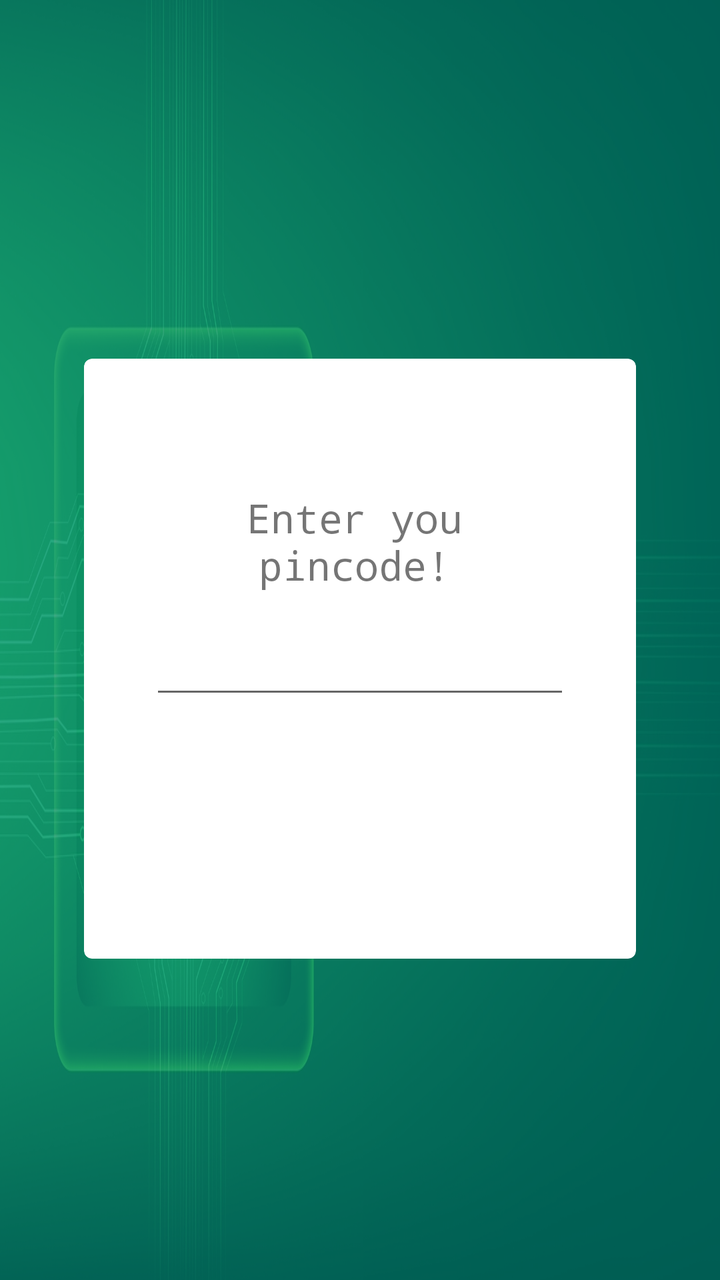
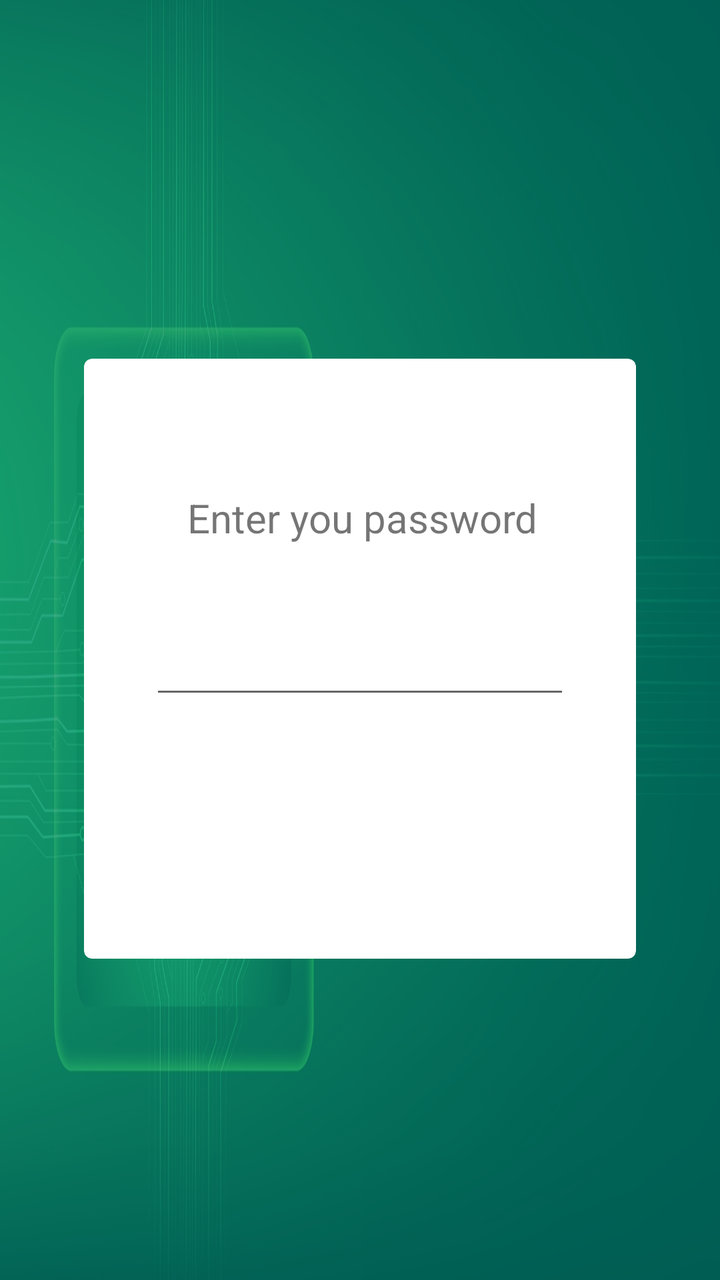

Screens rendered from an Android XML layout before and after an edit, with the pre-edit source and the edit as a unified diff.
<!-- AndroidManifest.xml: application theme AppTheme -->
<!-- res/layout/activity_pin_code_alternative.xml -->
<?xml version="1.0" encoding="utf-8"?>
<android.support.constraint.ConstraintLayout xmlns:android="http://schemas.android.com/apk/res/android"
  xmlns:app="http://schemas.android.com/apk/res-auto"
  xmlns:tools="http://schemas.android.com/tools"
  android:layout_width="match_parent"
  android:layout_height="match_parent"
  android:background="@drawable/background"
  tools:context=".PinCodeAlternative">

  <View
    android:id="@+id/opacityFilter"
    android:layout_width="0dp"
    android:layout_height="0dp"
    android:layout_alignParentBottom="true"
    android:alpha="0.7"
    android:background="@color/colorPrimary"
    android:textAlignment="center"
    app:layout_constraintBottom_toBottomOf="parent"
    app:layout_constraintEnd_toEndOf="parent"
    app:layout_constraintHorizontal_bias="1.0"
    app:layout_constraintStart_toStartOf="parent"
    app:layout_constraintTop_toTopOf="parent"
    app:layout_constraintVertical_bias="0.0"></View>

  <android.support.v7.widget.CardView xmlns:card_view="http://schemas.android.com/apk/res-auto"
    android:id="@+id/cardView"
    android:layout_width="0dp"
    android:layout_height="300dp"
    android:layout_marginStart="42dp"
    android:layout_marginEnd="42dp"
    android:elevation="5dp"
    card_view:cardCornerRadius="4dp"
    card_view:cardPreventCornerOverlap="false"
    card_view:layout_constraintBottom_toBottomOf="parent"
    card_view:layout_constraintEnd_toEndOf="parent"
    card_view:layout_constraintHorizontal_bias="1.0"
    card_view:layout_constraintStart_toStartOf="parent"
    card_view:layout_constraintTop_toTopOf="parent"
    card_view:layout_constraintVertical_bias="0.527">

    <RelativeLayout
      android:layout_width="match_parent"
      android:layout_height="match_parent"
      android:layout_centerHorizontal="true"
      android:orientation="vertical">


      <TextView
        android:id="@+id/textView2"
        android:layout_width="wrap_content"
        android:layout_height="wrap_content"
        android:layout_alignParentStart="true"
        android:layout_alignParentLeft="true"
        android:layout_alignParentTop="true"
        android:layout_alignParentEnd="true"
        android:layout_alignParentRight="true"
        android:layout_alignParentBottom="true"
        android:layout_marginStart="48dp"
        android:layout_marginLeft="48dp"
        android:layout_marginTop="66dp"
        android:layout_marginEnd="53dp"
        android:layout_marginRight="53dp"
        android:layout_marginBottom="183dp"
        android:fontFamily="monospace"

        android:paddingHorizontal="5dp"
        android:text="Enter you pincode!"
        android:textAlignment="center"
        android:textSize="20sp" />

      <EditText
        android:id="@+id/pinCodeInput"
        android:layout_width="wrap_content"
        android:layout_height="wrap_content"
        android:layout_alignParentTop="true"
        android:layout_alignParentBottom="true"
        android:layout_centerHorizontal="true"
        android:layout_marginTop="130dp"
        android:layout_marginBottom="125dp"
        android:ems="10"
        android:textAlignment="center"
        android:focusedByDefault="true"
        android:importantForAutofill="no"
        android:inputType="numberPassword"
        app:layout_constraintEnd_toEndOf="parent"
        app:layout_constraintStart_toStartOf="parent" />

      <Button
        android:id="@+id/btnContinue"
        android:layout_width="wrap_content"
        android:layout_height="wrap_content"
        android:layout_alignParentBottom="true"
        android:layout_centerHorizontal="true"
        android:layout_marginBottom="63dp"
        android:text="Continue"
        android:background="@color/colorPrimary"
        android:textColor="@color/white"
        android:visibility="invisible"
        />
    </RelativeLayout>

  </android.support.v7.widget.CardView>


</android.support.constraint.ConstraintLayout>
<!-- resources referenced by this layout -->
<resources>
  <color name="colorPrimary">#008577</color>
  <!-- drawable background: jpg bitmap (drawable, 504755 bytes) -->
  <style name="AppTheme" parent="Theme.AppCompat.Light.DarkActionBar">
      
      <item name="colorPrimary">@color/colorPrimary</item>
      <item name="colorPrimaryDark">@color/colorPrimaryDark</item>
      <item name="colorAccent">@color/colorAccent</item>
    </style>
  <color name="colorPrimaryDark">#00574B</color>
  <color name="colorAccent">#1bd8b2</color>
</resources>

<!-- the commit's change to res/layout/activity_pin_code_alternative.xml (unified diff, before → after) -->
@@ -17,10 +17,10 @@
     android:textAlignment="center"
     app:layout_constraintBottom_toBottomOf="parent"
     app:layout_constraintEnd_toEndOf="parent"
-    app:layout_constraintHorizontal_bias="1.0"
+    app:layout_constraintHorizontal_bias="0.0"
     app:layout_constraintStart_toStartOf="parent"
     app:layout_constraintTop_toTopOf="parent"
-    app:layout_constraintVertical_bias="0.0"></View>
+    app:layout_constraintVertical_bias="1.0"></View>
 
   <android.support.v7.widget.CardView xmlns:card_view="http://schemas.android.com/apk/res-auto"
     android:id="@+id/cardView"
@@ -47,24 +47,22 @@
 
       <TextView
         android:id="@+id/textView2"
-        android:layout_width="wrap_content"
-        android:layout_height="wrap_content"
+        android:layout_width="228dp"
+        android:layout_height="52dp"
         android:layout_alignParentStart="true"
         android:layout_alignParentLeft="true"
         android:layout_alignParentTop="true"
         android:layout_alignParentEnd="true"
         android:layout_alignParentRight="true"
         android:layout_alignParentBottom="true"
-        android:layout_marginStart="48dp"
-        android:layout_marginLeft="48dp"
+        android:layout_marginStart="25dp"
+        android:layout_marginLeft="25dp"
         android:layout_marginTop="66dp"
-        android:layout_marginEnd="53dp"
-        android:layout_marginRight="53dp"
-        android:layout_marginBottom="183dp"
-        android:fontFamily="monospace"
-
+        android:layout_marginEnd="23dp"
+        android:layout_marginRight="23dp"
+        android:layout_marginBottom="182dp"
         android:paddingHorizontal="5dp"
-        android:text="Enter you pincode!"
+        android:text="Enter you password"
         android:textAlignment="center"
         android:textSize="20sp" />
 
@@ -78,7 +76,6 @@
         android:layout_marginTop="130dp"
         android:layout_marginBottom="125dp"
         android:ems="10"
-        android:textAlignment="center"
         android:focusedByDefault="true"
         android:importantForAutofill="no"
         android:inputType="numberPassword"
@@ -92,11 +89,10 @@
         android:layout_alignParentBottom="true"
         android:layout_centerHorizontal="true"
         android:layout_marginBottom="63dp"
+        android:background="@color/colorPrimary"
         android:text="Continue"
-        android:background="@color/colorPrimary"
         android:textColor="@color/white"
-        android:visibility="invisible"
-        />
+        android:visibility="invisible" />
     </RelativeLayout>
 
   </android.support.v7.widget.CardView>
